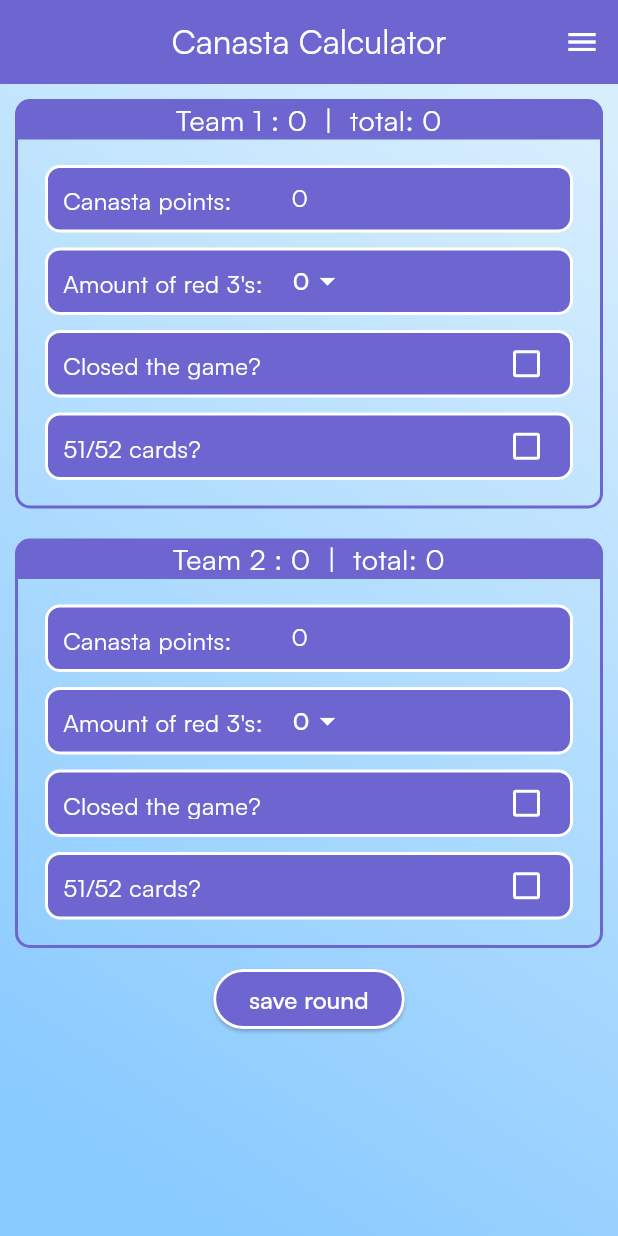
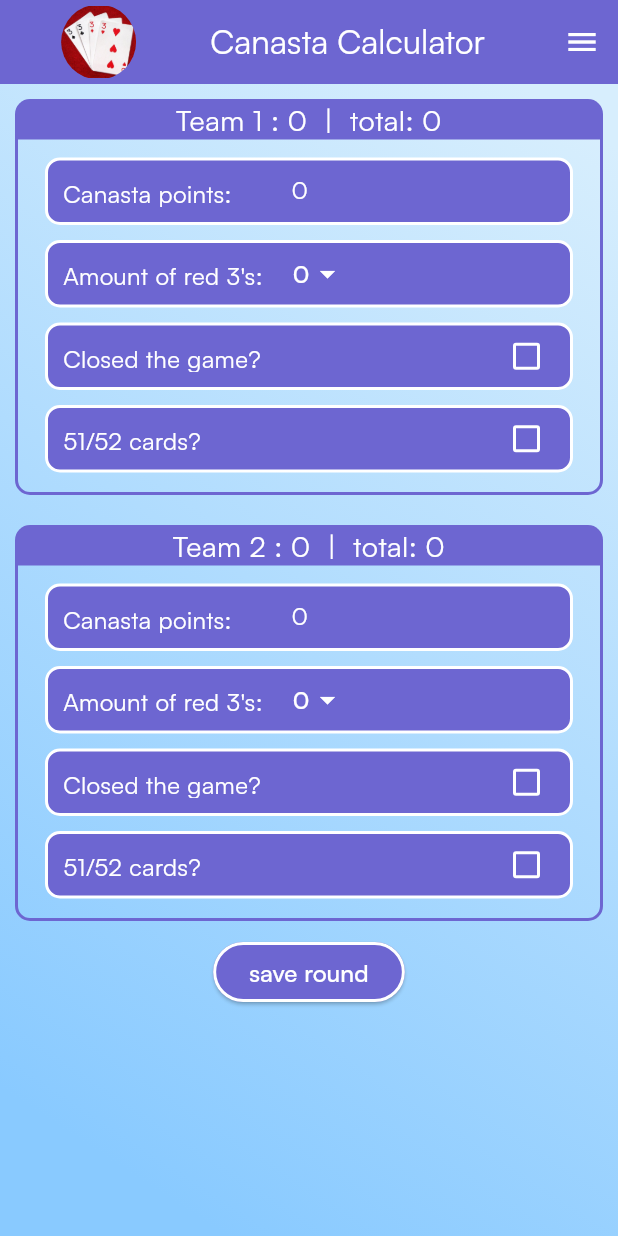
Before and after one commit to qngxl/canasta, a Flutter app: the screen it shows after launch, on a phone screen of 412 x 824 dp. Run offline on Flutter 3.47's test engine with Material 3 defaults, Android fonts, the phone set to English and light mode, and no system bars; our stand-ins replace fl_chart, shared_preferences.

Commit message:
added image assets to pubspec.yaml, added global variable containerInsets and changed insets to rowInsets, adjusted paddings for web, added icon image to appbar

```diff
--- a/lib/checkbox_container.dart
+++ b/lib/checkbox_container.dart
@@ -20,7 +20,7 @@ class CheckboxContainer extends StatelessWidget {
   Widget build(BuildContext context) {
     return Container(
       height: containerHeight,
-      margin: const EdgeInsets.fromLTRB(10, 5, 10, 5),
+      margin: containerInsets,
       decoration: BoxDecoration(
           color: preferedColor,
           border: Border.all(
@@ -31,7 +31,7 @@ class CheckboxContainer extends StatelessWidget {
         mainAxisAlignment: MainAxisAlignment.spaceBetween,
         children: [
           Padding(
-            padding: insets,
+            padding: rowInsets,
             child: CanastaText(
               checkboxText,
               textAlign: TextAlign.left,
--- a/lib/global.dart
+++ b/lib/global.dart
@@ -1,8 +1,10 @@
+import 'package:flutter/foundation.dart';
 import 'package:flutter/material.dart';
 
 const containerHeight = 45.0;
 const preferedColor = Color.fromARGB(255, 109, 102, 209);
 const preferedTextColor = Color.fromARGB(255, 255, 255, 255);
-const insets = EdgeInsets.fromLTRB(10, 10, 20, 10);
+const rowInsets = EdgeInsets.fromLTRB(10, 10, 20, 10);
+const containerInsets = kIsWeb? EdgeInsets.fromLTRB(10, 2, 10, 2) : EdgeInsets.fromLTRB(10, 5, 10, 5);
 const team1Color = Colors.pink;
 const team2Color = Colors.blue;
--- a/lib/main.dart
+++ b/lib/main.dart
@@ -122,9 +122,21 @@ class _MainPageState extends State<MainPage>
                   backgroundColor: preferedColor,
                   foregroundColor: preferedTextColor,
                   centerTitle: true,
-                  title: const CanastaText(
-                    "Canasta Calculator",
-                    size: 22,
+                  title: Row(
+                    mainAxisAlignment: MainAxisAlignment.spaceAround,
+                    children: [
+                      ClipRRect(
+                          borderRadius: BorderRadius.circular(100),
+                          child: Image.asset(
+                            "assets/images/canasta_icon.jpg",
+                            height: 50,
+                            width: 50,
+                          )),
+                      const CanastaText(
+                        "Canasta Calculator",
+                        size: 22,
+                      ),
+                    ],
                   )),
               endDrawer: Align(
                 alignment: Alignment.topRight,
--- a/lib/team_container.dart
+++ b/lib/team_container.dart
@@ -34,7 +34,7 @@ class TeamContainerState extends State<TeamContainer> {
       child: Column(
         mainAxisAlignment: MainAxisAlignment.start,
         children: [
-          const SizedBox(height: 5),
+          // const SizedBox(height: 5),
           TextfieldContainer(
             textfieldText: "Canasta points: ",
             controller: controller,
@@ -51,7 +51,7 @@ class TeamContainerState extends State<TeamContainer> {
           ),
           Container(
             height: containerHeight,
-            margin: const EdgeInsets.fromLTRB(10, 5, 10, 5),
+            margin: containerInsets,
             decoration: BoxDecoration(
                 color: preferedColor,
                 border: Border.all(
@@ -62,7 +62,7 @@ class TeamContainerState extends State<TeamContainer> {
             child: Row(
               children: [
                 Padding(
-                  padding: insets,
+                  padding: rowInsets,
                   child: CanastaText("Amount of red 3's:"),
                 ),
                 DropdownButtonHideUnderline(
@@ -108,7 +108,7 @@ class TeamContainerState extends State<TeamContainer> {
             },
           ),
           Padding(
-            padding: const EdgeInsets.fromLTRB(0, 0, 0, 4),
+            padding: const EdgeInsets.fromLTRB(0, 0, 0, 0),
             child: CheckboxContainer(
               checkboxText: "51/52 cards?",
               checkboxValue: widget.team.dealingBonus,
--- a/lib/textfield_container.dart
+++ b/lib/textfield_container.dart
@@ -1,5 +1,6 @@
 // import 'dart:nativewrappers/_internal/vm/lib/ffi_allocation_patch.dart';
 
+import 'package:flutter/foundation.dart';
 import 'package:flutter/material.dart';
 import 'canasta_text.dart';
 import 'global.dart';
@@ -19,7 +20,7 @@ class TextfieldContainer extends StatelessWidget {
   Widget build(BuildContext context) {
     return Container(
       height: containerHeight,
-      margin: const EdgeInsets.fromLTRB(10, 19, 10, 5),
+      margin: kIsWeb? const EdgeInsets.fromLTRB(10, 16, 10, 2) : const EdgeInsets.fromLTRB(10, 19, 10, 5),
       decoration: BoxDecoration(
           color: preferedColor,
           border: Border.all(
@@ -29,7 +30,7 @@ class TextfieldContainer extends StatelessWidget {
       child: Row(
         children: [
           Padding(
-            padding: insets,
+            padding: rowInsets,
             child: CanastaText(
               textfieldText,
               textAlign: TextAlign.left,
--- a/lib/titled_container.dart
+++ b/lib/titled_container.dart
@@ -1,3 +1,4 @@
+import 'package:flutter/foundation.dart';
 import 'package:flutter/material.dart';
 import 'canasta_text.dart';
 import 'global.dart';
@@ -22,7 +23,7 @@ class TitledContainer extends StatelessWidget {
     return Stack(
       children: [
         Container(
-          margin: const EdgeInsets.fromLTRB(10, 20, 10, 10),
+          margin: kIsWeb? const EdgeInsets.fromLTRB(10, 20, 10, 2) : const EdgeInsets.fromLTRB(10, 20, 10, 10) ,
           padding: EdgeInsets.all(insets),
           decoration: const BoxDecoration(
               border: Border(
--- a/pubspec.yaml
+++ b/pubspec.yaml
@@ -30,6 +30,8 @@ flutter_launcher_icons:
     theme_color: "#hexcode"
 
 flutter:
+  assets:
+    - "assets/images/canasta_icon.jpg"
   fonts:
     - family: Satoshi
       fonts:
```
